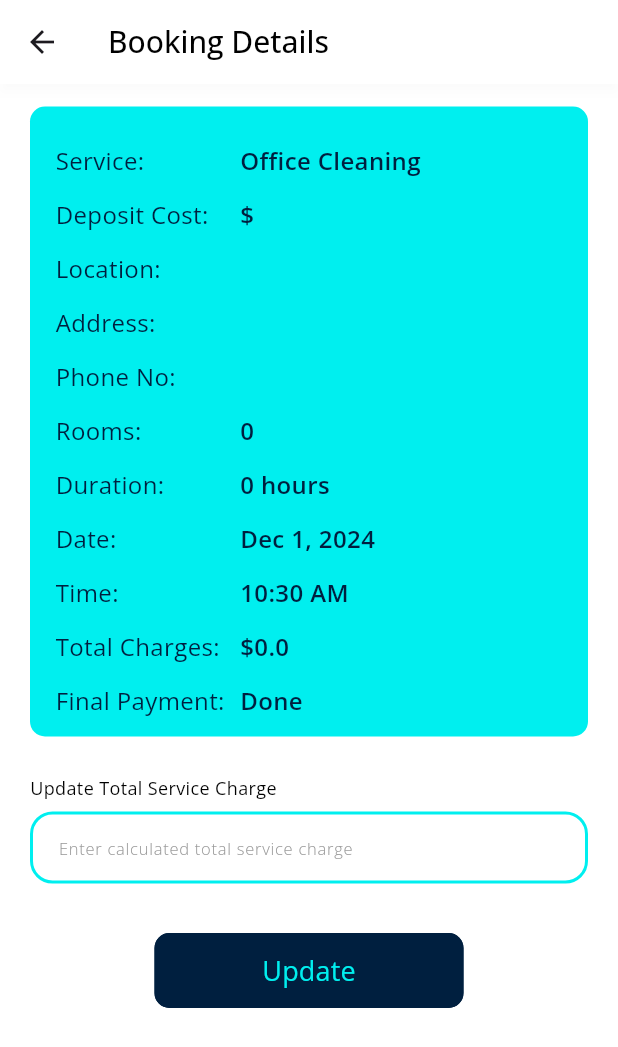
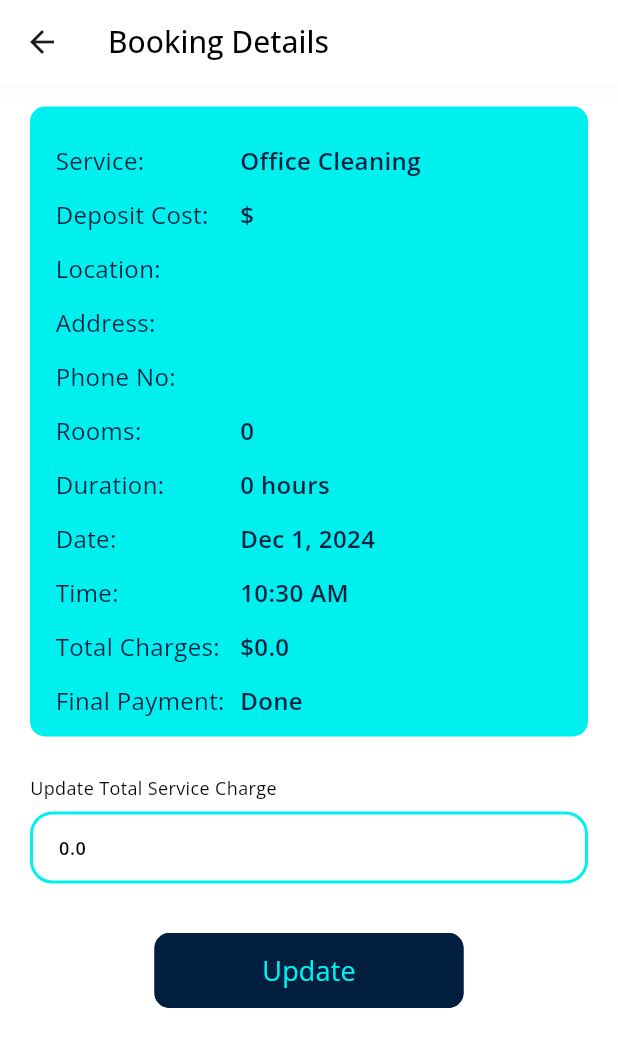
Before and after one commit to BizTidyTech/biztech_mobile_app, a Flutter app: the AdminBookingDetailsScreen screen opened directly with empty values, on a phone screen of 412 x 824 dp. Shown: the top 1047 px of the screen. Run offline on Flutter 3.47's test engine with Material 3 defaults, Android fonts, the phone set to English and light mode, and no system bars; our stand-ins replace cloud_firestore, entry, firebase_auth, firebase_core, fluttertoast, get and 8 more; missing offline and left inert: animate_gradient, cupertino_will_pop_scope, email_otp, flutter_paypal, omni_datetime_picker, onesignal_flutter and 1 more; accounts and stored records are empty.

Commit message:
completed total service charge update

```diff
--- a/lib/ui/features_admin/admin_booking/admin_booking_list_view/admin_booking_list_view.dart
+++ b/lib/ui/features_admin/admin_booking/admin_booking_list_view/admin_booking_list_view.dart
@@ -2,6 +2,7 @@ import 'package:cupertino_will_pop_scope/cupertino_will_pop_scope.dart';
 import 'package:flutter/material.dart';
 import 'package:flutter/services.dart';
 import 'package:get/get.dart';
+import 'package:onesignal_flutter/onesignal_flutter.dart';
 import 'package:provider/provider.dart';
 import 'package:tidytech/ui/features_admin/admin_booking/widgets/admin_booking_card.dart';
 import 'package:tidytech/ui/features_user/booking/booking_controller/bookings_list_controller.dart';
@@ -22,10 +23,15 @@ class AdminBookingsListScreen extends StatefulWidget {
 class _AdminBookingsListScreenState extends State<AdminBookingsListScreen> {
   final controller = Get.put(BookingsListController());
 
+  void optInNotification() async {
+    await OneSignal.User.pushSubscription.optIn();
+  }
+
   @override
   void initState() {
     super.initState();
     controller.fetchBookingsList();
+    optInNotification();
   }
 
   @override
--- a/lib/ui/features_admin/admin_booking/admin_booking_list_view/admin_bookings_details_view.dart
+++ b/lib/ui/features_admin/admin_booking/admin_booking_list_view/admin_bookings_details_view.dart
@@ -32,6 +32,9 @@ class _AdminBookingDetailsScreenState extends State<AdminBookingDetailsScreen> {
   void initState() {
     super.initState();
     controller.selectCurrentBooking(widget.booking);
+    controller.totalAmountController = TextEditingController(
+      text: widget.booking.totalCalculatedServiceCharge?.toString(),
+    );
   }
 
   @override
@@ -130,35 +133,6 @@ class _AdminBookingDetailsScreenState extends State<AdminBookingDetailsScreen> {
                                           null
                                       ? "Pending"
                                       : "Done"),
-                                  /*
-                                  _valueText(
-                                      "${widget.booking.service?.name ?? ''} Cleaning"),
-                                  _valueText(
-                                      "\$${widget.booking.depositPayment?.amount}"),
-                                  _valueText(widget.booking.locationName ?? ''),
-                                  _valueText(
-                                      widget.booking.locationAddress ?? ''),
-                                  _valueText(
-                                      widget.booking.customer?.phoneNumber ??
-                                          ''),
-                                  _valueText("${widget.booking.rooms ?? ''}"),
-                                  _valueText(
-                                      "${widget.booking.duration ?? ''} hours"),
-                                  _valueText(DateFormat('MMM d, y').format(
-                                      widget.booking.dateTime ??
-                                          DateTime.now())),
-                                  _valueText(DateFormat('h:mm a').format(
-                                      widget.booking.dateTime ??
-                                          DateTime.now())),
-                                  _valueText(widget.booking
-                                              .totalCalculatedServiceCharge ==
-                                          null
-                                      ? "Pending"
-                                      : "\$${widget.booking.totalCalculatedServiceCharge}"),
-                                  _valueText(widget.booking.finalPayment == null
-                                      ? "Pending"
-                                      : "Done"),
-                                      */
                                 ],
                               ),
                             ),
@@ -179,6 +153,8 @@ class _AdminBookingDetailsScreenState extends State<AdminBookingDetailsScreen> {
                             buttonText: AppStrings.update,
                             width: screenWidth(context) * 0.5,
                             onPressed: () {
+                              SystemChannels.textInput
+                                  .invokeMethod('TextInput.hide');
                               controller.updateBookingTotalChargesAmount();
                             },
                           ),
```
